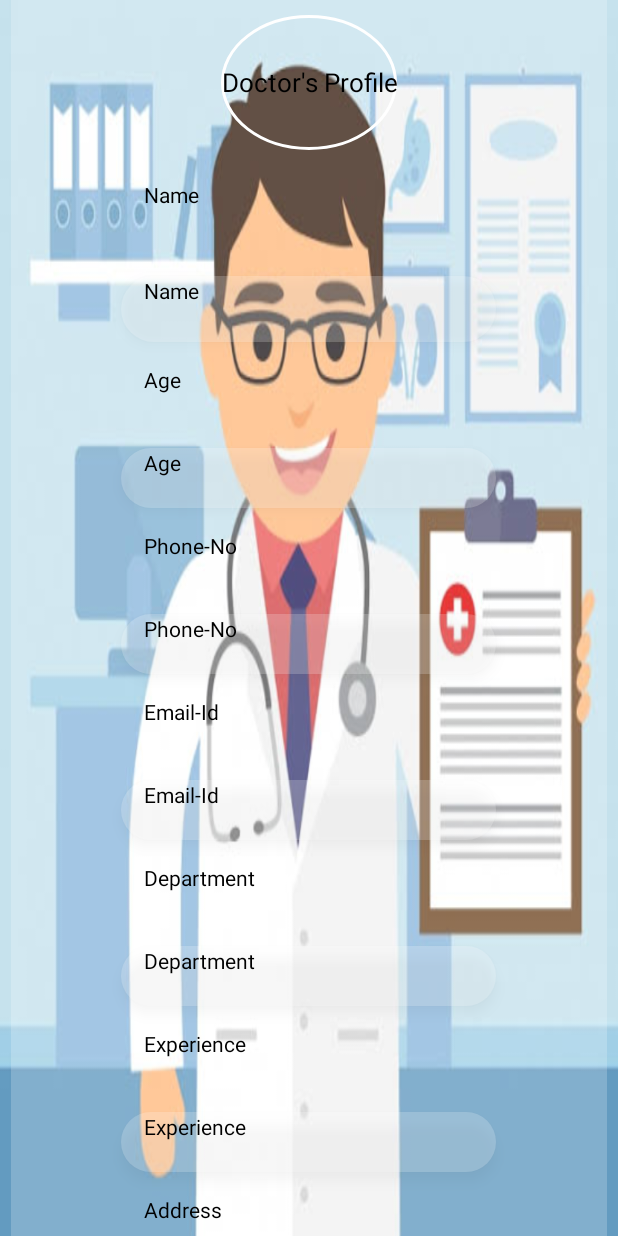
After one commit to Health-Consultancy-Services/HealthConsultancyServicesApp, an Android app: the layout activity_doctor_profile.xml on its own in the app's theme, with its tools: preview values and no code run, on a phone screen of 412 x 824 dp. The commit adds this screen. Run offline under Robolectric (Android 15) with nearby library versions, the phone set to English and light mode, and no system bars.

Commit message:
Patient User Profile and Doctor User Profile Layout Designed.

```diff
--- a/app/src/main/java/com/example/healthconsultancyservicesandroidapp/DoctorDashboard.java
+++ b/app/src/main/java/com/example/healthconsultancyservicesandroidapp/DoctorDashboard.java
@@ -32,4 +32,8 @@ public class DoctorDashboard extends AppCompatActivity {
         });
 
         }
+        public void sendCall1(View view) {
+            Intent intent = new Intent(this, DoctorProfile.class);
+            startActivity(intent);
+        }
     }
--- a/app/src/main/java/com/example/healthconsultancyservicesandroidapp/DoctorRegister.java
+++ b/app/src/main/java/com/example/healthconsultancyservicesandroidapp/DoctorRegister.java
@@ -53,7 +53,7 @@ public class DoctorRegister extends AppCompatActivity {
         status = (TextView) findViewById(R.id.status);
 
         Retrofit retrofit = new Retrofit.Builder()
-                .baseUrl("http://172.20.10.3:8080/")
+                .baseUrl("http://192.168.35.3:8080/")
                 .addConverterFactory(GsonConverterFactory.create())
                 .build();
         healthConsultancyServicesApi = retrofit.create(HealthConsultancyServicesApi.class);
--- a/app/src/main/java/com/example/healthconsultancyservicesandroidapp/DrLoginCred.java
+++ b/app/src/main/java/com/example/healthconsultancyservicesandroidapp/DrLoginCred.java
@@ -38,7 +38,7 @@ public class DrLoginCred extends AppCompatActivity {
         confirm =findViewById(R.id.confirmpass);
         role = (TextView) findViewById(R.id.role);
         Retrofit retrofit = new Retrofit.Builder()
-                .baseUrl("http://172.20.10.3:8080/")
+                .baseUrl("http://192.168.35.3:8080/")
                 .addConverterFactory(GsonConverterFactory.create())
                 .build();
         healthConsultancyServicesApi = retrofit.create(HealthConsultancyServicesApi.class);
--- a/app/src/main/java/com/example/healthconsultancyservicesandroidapp/PaitentLoginCred.java
+++ b/app/src/main/java/com/example/healthconsultancyservicesandroidapp/PaitentLoginCred.java
@@ -35,7 +35,7 @@ public class PaitentLoginCred extends AppCompatActivity {
         confirm =findViewById(R.id.confirmpass);
         role = (TextView) findViewById(R.id.role);
         Retrofit retrofit = new Retrofit.Builder()
-                .baseUrl("http://172.20.10.3:8080/")
+                .baseUrl("http://192.168.35.3:8080/")
                 .addConverterFactory(GsonConverterFactory.create())
                 .build();
         healthConsultancyServicesApi = retrofit.create(HealthConsultancyServicesApi.class);
--- a/app/src/main/java/com/example/healthconsultancyservicesandroidapp/PatientDashboard.java
+++ b/app/src/main/java/com/example/healthconsultancyservicesandroidapp/PatientDashboard.java
@@ -15,7 +15,7 @@ public class PatientDashboard extends AppCompatActivity {
         super.onCreate(savedInstanceState);
         setContentView(R.layout.activity_patient);
         logout =findViewById(R.id.logout);
-
+        Intent intent = getIntent ();
         logout.setOnClickListener(new View.OnClickListener() {
             @Override
             public void onClick(View v) {
@@ -28,4 +28,8 @@ public class PatientDashboard extends AppCompatActivity {
         });
 
     }
+    public void sendCall2(View view) {
+        Intent intent = new Intent(this, PatientProfile.class);
+        startActivity(intent);
+    }
 }
--- a/app/src/main/java/com/example/healthconsultancyservicesandroidapp/PatientRegister.java
+++ b/app/src/main/java/com/example/healthconsultancyservicesandroidapp/PatientRegister.java
@@ -41,7 +41,7 @@ private  HealthConsultancyServicesApi healthConsultancyServicesApi;
         btn = findViewById(R.id.btn);
 
         Retrofit retrofit = new Retrofit.Builder ()
-                .baseUrl ("http://172.20.10.3:8080/")
+                .baseUrl ("http://192.168.35.3:8080/")
                 .addConverterFactory (GsonConverterFactory.create ())
                 .build ();
         healthConsultancyServicesApi = retrofit.create (HealthConsultancyServicesApi.class);
--- a/app/src/main/res/layout/activity_doctor.xml
+++ b/app/src/main/res/layout/activity_doctor.xml
@@ -57,6 +57,7 @@
                     android:orientation="vertical"
                     android:gravity="center"
                     android:padding="16dp"
+                    android:onClick="sendCall1"
                     android:layout_width="match_parent"
                     android:layout_height="match_parent">
 
--- /dev/null
+++ b/app/src/main/res/layout/activity_doctor_profile.xml
@@ -0,0 +1,271 @@
+<?xml version="1.0" encoding="utf-8"?>
+<ScrollView xmlns:android="http://schemas.android.com/apk/res/android"
+    xmlns:app="http://schemas.android.com/apk/res-auto"
+    xmlns:tools="http://schemas.android.com/tools"
+    android:layout_width="match_parent"
+    android:layout_height="match_parent"
+    android:background="@drawable/doc2"
+    tools:context=".DoctorProfile"
+    android:fillViewport="true"
+    android:scrollbars="none">
+
+    <RelativeLayout
+        android:layout_width="match_parent"
+        android:layout_height="match_parent"
+        android:orientation="vertical"
+        android:gravity="center"
+        tools:context=".MainActivity">
+
+        <LinearLayout
+            android:layout_width="397dp"
+            android:layout_height="match_parent"
+            android:background="#3fff"
+            android:gravity="center"
+            android:orientation="vertical"
+            android:padding="10dp">
+
+            <TextView
+                android:layout_width="wrap_content"
+                android:layout_height="wrap_content"
+                android:background="@drawable/circle"
+                android:gravity="center"
+                android:text="Doctor's Profile"
+                android:textColor="#000000"
+                android:textSize="17dp" />
+
+            <TextView
+                android:id="@+id/namedefault"
+                android:layout_width="250dp"
+                android:layout_height="44dp"
+                android:layout_marginTop="20dp"
+                android:elevation="5dp"
+                android:hint="Name"
+                android:inputType="textPersonName"
+                android:paddingLeft="15dp"
+                android:textColorHint="#000000" />
+
+            <TextView
+                android:id="@+id/name"
+                android:layout_width="250dp"
+                android:layout_height="44dp"
+                android:layout_marginTop="20dp"
+                android:background="@drawable/btn"
+                android:elevation="5dp"
+                android:hint="Name"
+                android:inputType="textPersonName"
+                android:paddingLeft="15dp"
+                android:textColorHint="#000000" />
+
+            <TextView
+                android:id="@+id/agedefault"
+                android:layout_width="250dp"
+                android:layout_height="40dp"
+                android:layout_marginTop="15dp"
+                android:elevation="5dp"
+                android:hint="Age"
+                android:inputType="number"
+                android:paddingLeft="15dp"
+                android:textColorHint="#000000" />
+
+            <TextView
+                android:id="@+id/age"
+                android:layout_width="250dp"
+                android:layout_height="40dp"
+                android:layout_marginTop="15dp"
+                android:background="@drawable/btn"
+                android:elevation="5dp"
+                android:hint="Age"
+                android:inputType="number"
+                android:paddingLeft="15dp"
+                android:textColorHint="#000000" />
+
+            <TextView
+                android:id="@+id/phonenodefault"
+                android:layout_width="250dp"
+                android:layout_height="40dp"
+                android:layout_marginTop="15dp"
+                android:elevation="5dp"
+                android:hint="Phone-No"
+                android:inputType="number"
+                android:paddingLeft="15dp"
+                android:textColorHint="#000000" />
+
+            <TextView
+                android:id="@+id/phoneno"
+                android:layout_width="250dp"
+                android:layout_height="40dp"
+                android:layout_marginTop="15dp"
+                android:background="@drawable/btn"
+                android:elevation="5dp"
+                android:hint="Phone-No"
+                android:inputType="number"
+                android:paddingLeft="15dp"
+                android:textColorHint="#000000" />
+
+            <TextView
+                android:id="@+id/emaildefault"
+                android:layout_width="250dp"
+                android:layout_height="40dp"
+                android:layout_marginTop="15dp"
+                android:elevation="5dp"
+                android:hint="Email-Id"
+                android:inputType="textEmailAddress"
+                android:paddingLeft="15dp"
+                android:textColorHint="#000000" />
+
+            <TextView
+                android:id="@+id/email"
+                android:layout_width="250dp"
+                android:layout_height="40dp"
+                android:layout_marginTop="15dp"
+                android:background="@drawable/btn"
+                android:elevation="5dp"
+                android:hint="Email-Id"
+                android:inputType="textEmailAddress"
+                android:paddingLeft="15dp"
+                android:textColorHint="#000000" />
+
+            <TextView
+                android:id="@+id/departmentdefault"
+                android:layout_width="250dp"
+                android:layout_height="40dp"
+                android:layout_marginTop="15dp"
+                android:elevation="5dp"
+                android:hint="Department"
+                android:inputType="text"
+                android:paddingLeft="15dp"
+                android:textColorHint="#000000" />
+
+            <TextView
+                android:id="@+id/department"
+                android:layout_width="250dp"
+                android:layout_height="40dp"
+                android:layout_marginTop="15dp"
+                android:background="@drawable/btn"
+                android:elevation="5dp"
+                android:hint="Department"
+                android:inputType="text"
+                android:paddingLeft="15dp"
+                android:textColorHint="#000000" />
+
+            <TextView
+                android:id="@+id/experiencedefault"
+                android:layout_width="250dp"
+                android:layout_height="40dp"
+                android:layout_marginTop="15dp"
+                android:elevation="5dp"
+                android:hint="Experience"
+                android:inputType="text"
+                android:paddingLeft="15dp"
+                android:textColorHint="#000000" />
+
+            <TextView
+                android:id="@+id/experience"
+                android:layout_width="250dp"
+                android:layout_height="40dp"
+                android:layout_marginTop="15dp"
+                android:background="@drawable/btn"
+                android:elevation="5dp"
+                android:hint="Experience"
+                android:inputType="text"
+                android:paddingLeft="15dp"
+                android:textColorHint="#000000" />
+
+            <TextView
+                android:id="@+id/addressdefault"
+                android:layout_width="250dp"
+                android:layout_height="40dp"
+                android:layout_marginTop="15dp"
+                android:elevation="5dp"
+                android:hint="Address"
+                android:inputType="text"
+                android:paddingLeft="15dp"
+                android:textColorHint="#000000" />
+
+            <TextView
+                android:id="@+id/address"
+                android:layout_width="250dp"
+                android:layout_height="40dp"
+                android:layout_marginTop="15dp"
+                android:background="@drawable/btn"
+                android:elevation="5dp"
+                android:hint="Address"
+                android:inputType="text"
+                android:paddingLeft="15dp"
+                android:textColorHint="#000000" />
+
+            <TextView
+                android:id="@+id/qualificationdefault"
+                android:layout_width="250dp"
+                android:layout_height="40dp"
+                android:layout_marginTop="15dp"
+                android:elevation="5dp"
+                android:hint="Qualification"
+                android:inputType="text"
+                android:paddingLeft="15dp"
+                android:textColorHint="#000000" />
+
+            <TextView
+                android:id="@+id/qualification"
+                android:layout_width="250dp"
+                android:layout_height="40dp"
+                android:layout_marginTop="15dp"
+                android:background="@drawable/btn"
+                android:elevation="5dp"
+                android:hint="Qualification"
+                android:inputType="text"
+                android:paddingLeft="15dp"
+                android:textColorHint="#000000" />
+
+            <TextView
+                android:id="@+id/genderdefault"
+                android:layout_width="250dp"
+                android:layout_height="40dp"
+                android:layout_marginTop="15dp"
+                android:elevation="5dp"
+                android:hint="Gender"
+                android:inputType="text"
+                android:paddingLeft="15dp"
+                android:textColorHint="#000000" />
+
+            <TextView
+                android:id="@+id/gender"
+                android:layout_width="250dp"
+                android:layout_height="40dp"
+                android:layout_marginTop="15dp"
+                android:background="@drawable/btn"
+                android:elevation="5dp"
+                android:hint="Gender"
+                android:inputType="text"
+                android:paddingLeft="15dp"
+                android:textColorHint="#000000" />
+
+            <Button
+                android:id="@+id/btnedit"
+                android:layout_width="250dp"
+                android:layout_height="40dp"
+                android:layout_marginTop="10dp"
+                android:background="@drawable/btncolor"
+                android:elevation="5dp"
+                android:text="Edit"
+                android:textAllCaps="false"
+                android:textColor="#FFFBF8" />
+
+            <Button
+                android:id="@+id/btnback"
+                android:layout_width="250dp"
+                android:layout_height="40dp"
+                android:layout_marginTop="10dp"
+                android:background="@drawable/btncolor"
+                android:elevation="5dp"
+                android:text="Back"
+                android:textAllCaps="false"
+                android:textColor="#FFFBF8" />
+
+
+        </LinearLayout>
+
+    </RelativeLayout>
+
+
+</ScrollView>
--- a/app/src/main/res/layout/activity_patient.xml
+++ b/app/src/main/res/layout/activity_patient.xml
@@ -56,8 +56,10 @@
                     android:orientation="vertical"
                     android:gravity="center"
                     android:padding="16dp"
+                    android:onClick="sendCall2"
                     android:layout_width="match_parent"
-                    android:layout_height="match_parent">
+                    android:layout_height="match_parent"
+                    tools:ignore="OnClick">
 
                     <ImageView
                         android:src="@drawable/user"
--- a/app/src/main/res/values/strings.xml
+++ b/app/src/main/res/values/strings.xml
@@ -1,6 +1,6 @@
 <resources>
     <string name="app_name">HealthConsultancyServices</string>
-      <string-array name="usertype">
+    <string-array name="usertype">
         <item></item>
         <item>doctor</item>
         <item>patient</item>
```
Also changed, not shown: app/src/main/java/com/example/healthconsultancyservicesandroidapp/DoctorProfile.java (added, +14 -0 lines), app/src/main/java/com/example/healthconsultancyservicesandroidapp/MainActivity.java (+12 -10 lines), app/src/main/java/com/example/healthconsultancyservicesandroidapp/PatientProfile.java (added, +14 -0 lines), app/src/main/res/layout/activity_patient_profile.xml (added, +179 -0 lines).
